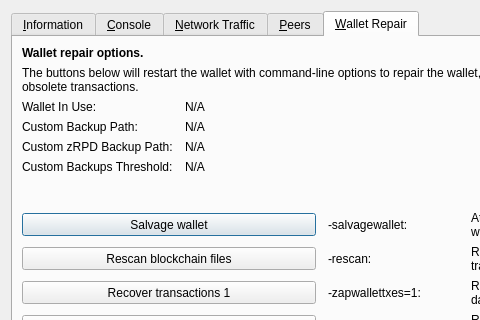
This is src/qt/forms/rpcconsole.ui in 777-project/777_OLD as Qt 5 draws it before an edit; both pictures show x 0 to 480 and y 0 to 320 of the 769 by 496 pixel window. The edited form follows.
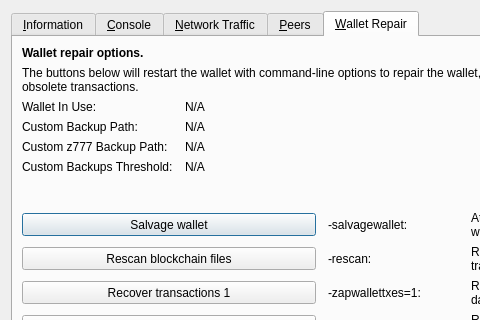
This is the edited form. The open tabs and pages were chosen to show the change. Icons and pictures are not drawn. Custom widgets are drawn as their Qt base class.

What changed in the file:
```diff
--- a/src/qt/forms/rpcconsole.ui
+++ b/src/qt/forms/rpcconsole.ui
@@ -1333,7 +1333,7 @@
           <bool>false</bool>
          </property>
          <property name="text">
-          <string>Custom zRPD Backup Path:</string>
+          <string>Custom z777 Backup Path:</string>
          </property>
         </widget>
        </item>
```
